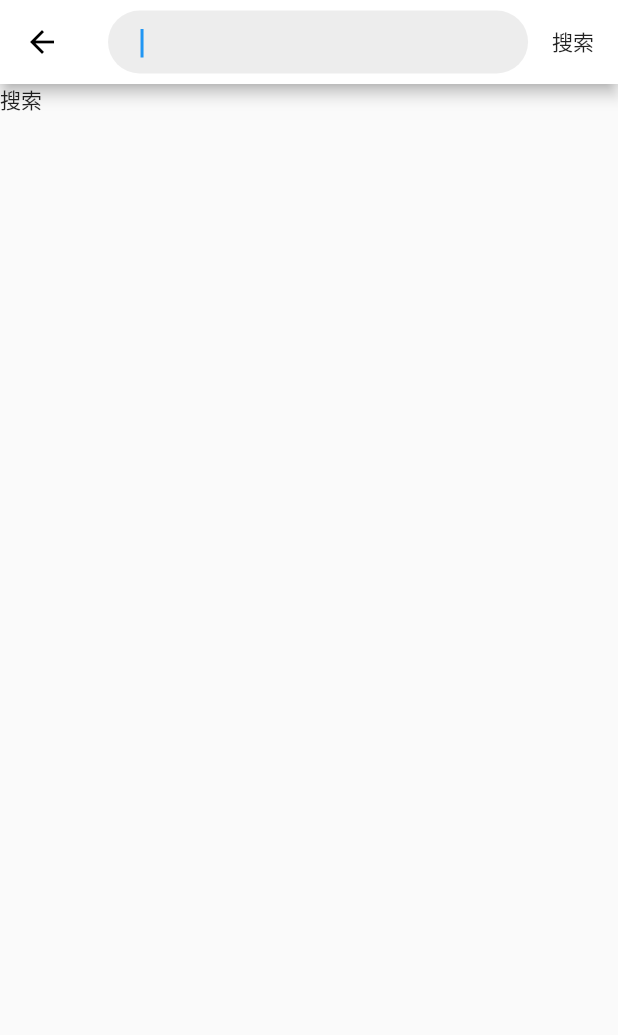
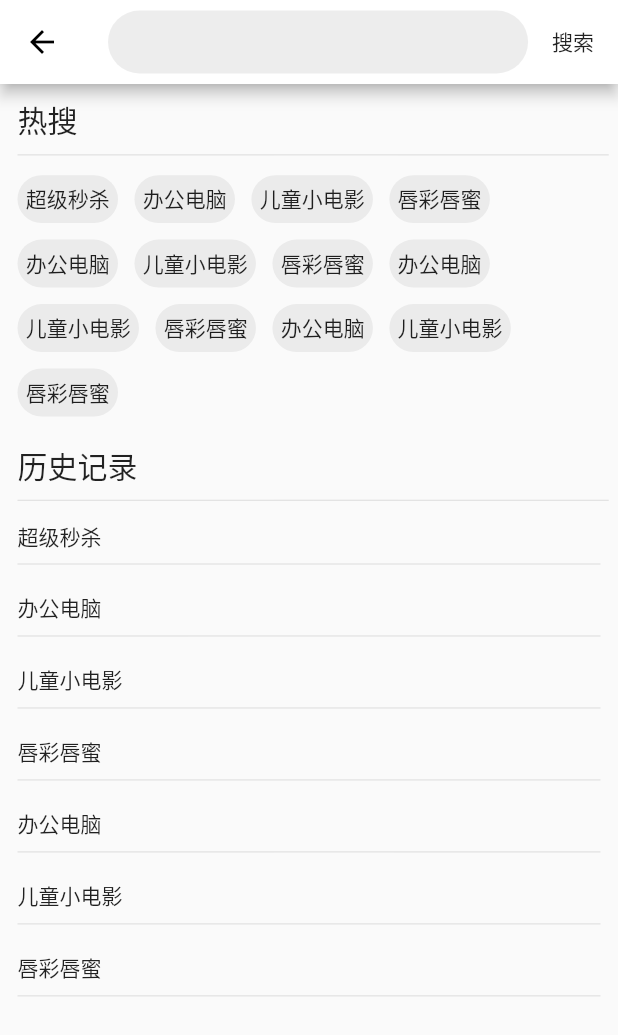
Before and after one commit to karson711/flutter_jdshop, a Flutter app: the SearchPage screen opened directly, on a phone screen of 412 x 824 dp. Shown: the top 1035 px of the screen. Run offline on Flutter 3.47's test engine with Material 2 defaults, Android fonts, the phone set to English and light mode, and no system bars; our stand-ins replace dio, flutter_screenutil, flutter_swiper; network calls fail; statements that could not run were skipped.

Commit message:
搜索页添加热搜和历史记录

```diff
--- a/lib/pages/SearchPage.dart
+++ b/lib/pages/SearchPage.dart
@@ -9,19 +9,76 @@ class SearchPage extends StatefulWidget {
 }
 
 class _SearchPageState extends State<SearchPage> {
+  List _hotSearchList = [
+    '超级秒杀',
+    '办公电脑',
+    '儿童小电影',
+    '唇彩唇蜜',
+    '办公电脑',
+    '儿童小电影',
+    '唇彩唇蜜',
+    '办公电脑',
+    '儿童小电影',
+    '唇彩唇蜜',
+    '办公电脑',
+    '儿童小电影',
+    '唇彩唇蜜'
+  ];
+  List _historyList = [
+    '超级秒杀',
+    '办公电脑',
+    '儿童小电影',
+    '唇彩唇蜜',
+    '办公电脑',
+    '儿童小电影',
+    '唇彩唇蜜'
+  ];
+
+  Widget _topTitleWidget(context, title) {
+    return Container(
+      padding: EdgeInsets.only(left: ScreenAdapter.width(10)),
+      child: Column(
+        crossAxisAlignment: CrossAxisAlignment.start,
+        children: <Widget>[
+          Container(
+            child: Text(title, style: Theme.of(context).textTheme.title),
+          ),
+          Divider()
+        ],
+      ),
+    );
+  }
+
+  //热搜
+  Widget _hotSearchWidget() {
+    return Wrap(
+      children: this._hotSearchList.map((value) {
+        return Container(
+          margin: EdgeInsets.all(ScreenAdapter.width(10)),
+          padding: EdgeInsets.all(ScreenAdapter.width(10)),
+          decoration: BoxDecoration(
+              borderRadius: BorderRadius.circular(20),
+              color: Color.fromRGBO(233, 233, 233, 0.9)),
+          child: Text('$value'),
+        );
+      }).toList(),
+    );
+  }
+
   @override
   Widget build(BuildContext context) {
+    ScreenAdapter.init(context);
+
     return Scaffold(
       appBar: AppBar(
         title: Container(
           padding: EdgeInsets.all(10),
           height: ScreenAdapter.height(68),
           decoration: BoxDecoration(
-            borderRadius: BorderRadius.circular(30),
-            color: Color.fromRGBO(233, 233, 233, 0.8)
-          ),
+              borderRadius: BorderRadius.circular(30),
+              color: Color.fromRGBO(233, 233, 233, 0.8)),
           child: TextField(
-            autofocus: true,
+            autofocus: false,
             decoration: InputDecoration(
                 border: OutlineInputBorder(
                     borderSide: BorderSide.none,
@@ -42,7 +99,29 @@ class _SearchPageState extends State<SearchPage> {
         ],
       ),
       body: Container(
-        child: Text('搜索'),
+        padding: EdgeInsets.all(ScreenAdapter.height(10)),
+        child: ListView(
+          children: <Widget>[
+            SizedBox(height: ScreenAdapter.height(5)),
+            this._topTitleWidget(context, '热搜'),
+            this._hotSearchWidget(),
+            SizedBox(height: ScreenAdapter.height(20)),
+            this._topTitleWidget(context, '历史记录'),
+            Container(
+              child: Column(
+                children: this._historyList.map((value) {
+                  return Container(
+                    padding: EdgeInsets.all(ScreenAdapter.width(10)),
+                    child: Column(
+                      crossAxisAlignment: CrossAxisAlignment.start,
+                      children: <Widget>[Text('$value'), Divider()],
+                    ),
+                  );
+                }).toList(),
+              ),
+            )
+          ],
+        ),
       ),
     );
   }
```
Also changed, not shown: 26 other files.
